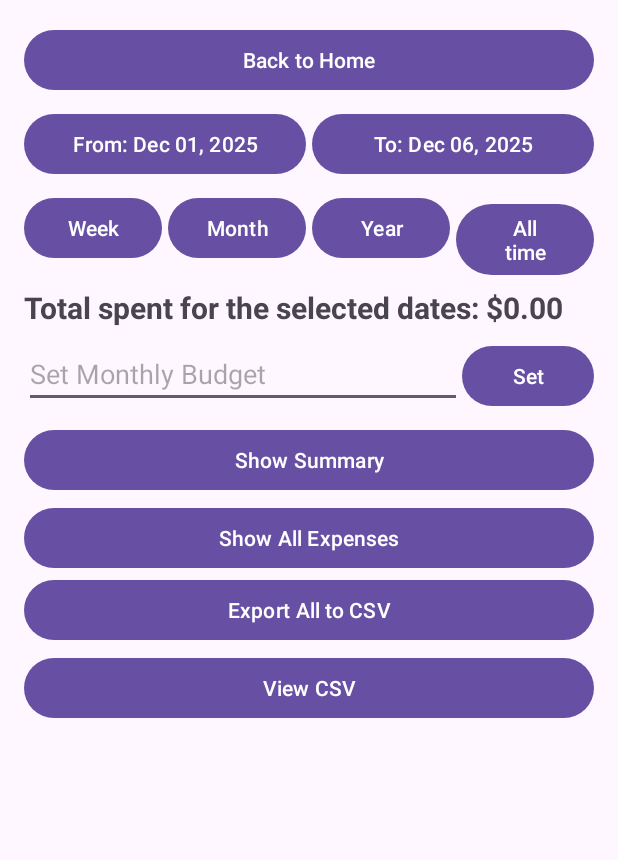
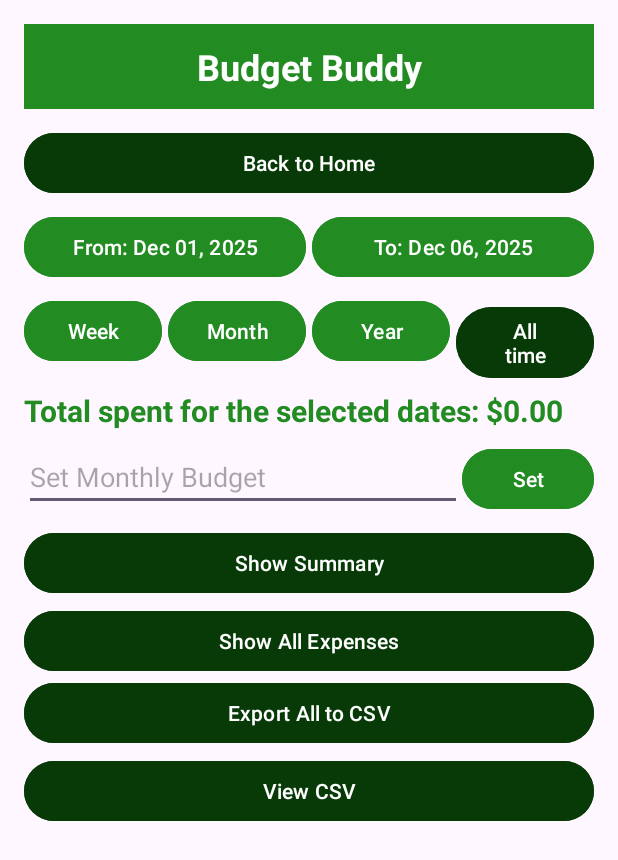
Before and after one commit to anushil7a/project3_477, an Android app: the SummaryActivity screen opened directly, with no data from a screen before it, on a phone screen of 412 x 824 dp. Shown: the top 860 px of the screen. Run offline under Robolectric (Android 15) with nearby library versions, the phone set to English and light mode, and no system bars; our stand-ins replace Room's generated code.

```diff
--- a/app/src/main/java/com/example/project3_aadhika8_sguragai/MainActivity.java
+++ b/app/src/main/java/com/example/project3_aadhika8_sguragai/MainActivity.java
@@ -59,7 +59,6 @@ public class MainActivity extends AppCompatActivity {
         badgeToday = findViewById(R.id.badgeToday);
         badgeYesterday = findViewById(R.id.badgeYesterday);
         badgeTwoDaysAgo = findViewById(R.id.badgeTwoDaysAgo);
-
 
 
         listTransactions.setOnItemClickListener((parent, view, position, id) -> {
--- a/app/src/main/res/layout/activity_summary.xml
+++ b/app/src/main/res/layout/activity_summary.xml
@@ -5,11 +5,26 @@
     android:layout_width="match_parent"
     android:layout_height="match_parent">
 
+    <TextView
+        android:id="@+id/textBanner"
+        android:layout_width="match_parent"
+        android:layout_height="wrap_content"
+        android:text="Budget Buddy"
+        android:gravity="center"
+        android:textSize="24sp"
+        android:textStyle="bold"
+        android:background="#228B22"
+        android:textColor="#FFFFFF"
+        android:padding="12dp"
+        android:layout_marginBottom="12dp"/>
+
     <Button
         android:id="@+id/buttonBack"
         android:layout_width="match_parent"
         android:layout_height="wrap_content"
-        android:text="Back to Home" />
+        android:text="Back to Home"
+        android:backgroundTint="#083A08"
+        android:textColor="#FFFFFF"/>
 
     <LinearLayout
         android:layout_width="match_parent"
@@ -22,7 +37,9 @@
             android:layout_width="0dp"
             android:layout_height="wrap_content"
             android:layout_weight="1"
-            android:text="From" />
+            android:text="From"
+            android:backgroundTint="#228B22"
+            android:textColor="#FFFFFF"/>
 
         <Button
             android:id="@+id/buttonToDate"
@@ -30,7 +47,9 @@
             android:layout_height="wrap_content"
             android:layout_weight="1"
             android:text="To"
-            android:layout_marginStart="4dp" />
+            android:layout_marginStart="4dp"
+            android:backgroundTint="#228B22"
+            android:textColor="#FFFFFF"/>
     </LinearLayout>
 
     <LinearLayout
@@ -44,7 +63,9 @@
             android:layout_width="0dp"
             android:layout_weight="1"
             android:layout_height="wrap_content"
-            android:text="Week" />
+            android:text="Week"
+            android:backgroundTint="#228B22"
+            android:textColor="#FFFFFF"/>
 
         <Button
             android:id="@+id/buttonPresetMonth"
@@ -52,7 +73,9 @@
             android:layout_weight="1"
             android:layout_height="wrap_content"
             android:text="Month"
-            android:layout_marginStart="4dp" />
+            android:layout_marginStart="4dp"
+            android:backgroundTint="#228B22"
+            android:textColor="#FFFFFF"/>
 
         <Button
             android:id="@+id/buttonPresetYear"
@@ -60,7 +83,9 @@
             android:layout_weight="1"
             android:layout_height="wrap_content"
             android:text="Year"
-            android:layout_marginStart="4dp" />
+            android:layout_marginStart="4dp"
+            android:backgroundTint="#228B22"
+            android:textColor="#FFFFFF"/>
 
         <Button
             android:id="@+id/buttonPresetAllTime"
@@ -68,8 +93,11 @@
             android:layout_weight="1"
             android:layout_height="wrap_content"
             android:text="All time"
-            android:layout_marginStart="4dp" />
+            android:layout_marginStart="4dp"
+            android:backgroundTint="#083A08"
+            android:textColor="#FFFFFF"/>
     </LinearLayout>
+
     <TextView
         android:id="@+id/textTotalRange"
         android:layout_width="match_parent"
@@ -77,7 +105,8 @@
         android:layout_marginTop="8dp"
         android:text="Total spent for the selected dates: $0.00"
         android:textStyle="bold"
-        android:textSize="20sp" />
+        android:textSize="20sp"
+        android:textColor="#228B22"/>
 
     <LinearLayout
         android:layout_width="match_parent"
@@ -97,8 +126,9 @@
             android:id="@+id/buttonSetBudget"
             android:layout_width="wrap_content"
             android:layout_height="wrap_content"
-            android:text="Set" />
-
+            android:text="Set"
+            android:backgroundTint="#228B22"
+            android:textColor="#FFFFFF"/>
     </LinearLayout>
 
     <TextView
@@ -109,6 +139,7 @@
         android:text="Remaining Budget: $0.00"
         android:textStyle="bold"
         android:textSize="18sp"
+        android:textColor="#083A08"
         android:visibility="gone"/>
 
     <TextView
@@ -119,6 +150,7 @@
         android:text="Highest Spending Category: None"
         android:textStyle="bold"
         android:textSize="18sp"
+        android:textColor="#083A08"
         android:visibility="gone"/>
 
     <Button
@@ -126,14 +158,18 @@
         android:layout_width="match_parent"
         android:layout_height="wrap_content"
         android:text="Show Summary"
-        android:layout_marginTop="8dp" />
+        android:layout_marginTop="8dp"
+        android:backgroundTint="#083A08"
+        android:textColor="#FFFFFF"/>
 
     <Button
         android:id="@+id/buttonShowExpenses"
         android:layout_width="match_parent"
         android:layout_height="wrap_content"
         android:text="Show All Expenses"
-        android:layout_marginTop="4dp" />
+        android:layout_marginTop="4dp"
+        android:backgroundTint="#083A08"
+        android:textColor="#FFFFFF"/>
 
     <LinearLayout
         android:id="@+id/layoutSearch"
@@ -155,7 +191,9 @@
             android:layout_width="wrap_content"
             android:layout_height="wrap_content"
             android:text="Search"
-            android:layout_marginStart="4dp" />
+            android:layout_marginStart="4dp"
+            android:backgroundTint="#083A08"
+            android:textColor="#FFFFFF"/>
     </LinearLayout>
 
     <ListView
@@ -164,6 +202,7 @@
         android:layout_height="wrap_content"
         android:layout_marginTop="8dp"
         android:visibility="gone" />
+
     <Spinner
         android:id="@+id/spinnerSort"
         android:layout_width="match_parent"
@@ -184,13 +223,17 @@
         android:id="@+id/buttonExportCSV"
         android:layout_width="match_parent"
         android:layout_height="wrap_content"
-        android:text="Export All to CSV" />
+        android:text="Export All to CSV"
+        android:backgroundTint="#083A08"
+        android:textColor="#FFFFFF"/>
 
     <Button
         android:id="@+id/buttonViewCSV"
         android:layout_width="match_parent"
         android:layout_height="wrap_content"
         android:text="View CSV"
-        android:layout_marginTop="4dp" />
+        android:layout_marginTop="4dp"
+        android:backgroundTint="#083A08"
+        android:textColor="#FFFFFF"/>
 
 </LinearLayout>
--- a/app/src/main/res/layout/dialog_add_edit_expense.xml
+++ b/app/src/main/res/layout/dialog_add_edit_expense.xml
@@ -24,6 +24,7 @@
         android:layout_width="match_parent"
         android:layout_height="wrap_content"
         android:text="Select Date"
+        android:backgroundTint="#083A08"
         android:layout_marginTop="8dp"/>
 
     <Spinner
```
Also changed, not shown: app/src/main/res/layout/activity_category_expenses.xml (+15 -1 lines), app/src/main/res/layout/activity_main.xml (+37 -16 lines).
